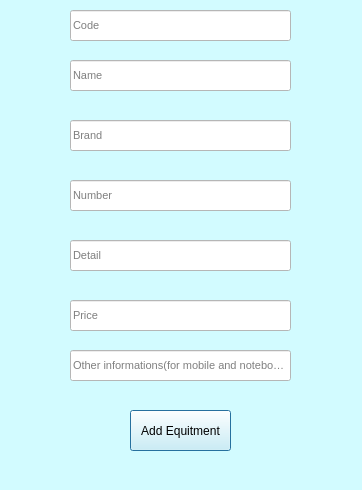
iam-Abol/Digital-Market-Manager-With-UI, file addnewequitment.ui: the form before one commit.
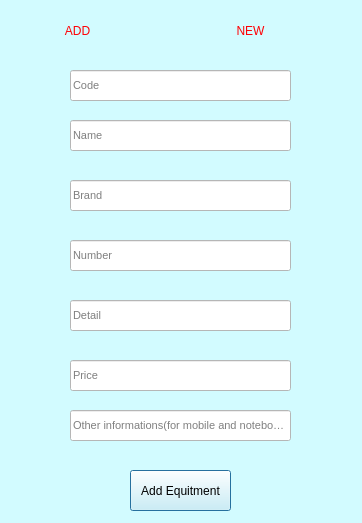
The form after the commit. Icons and pictures are not drawn.

What changed in the file:
```diff
--- a/addnewequitment.ui
+++ b/addnewequitment.ui
@@ -7,7 +7,7 @@
     <x>0</x>
     <y>0</y>
     <width>362</width>
-    <height>490</height>
+    <height>523</height>
    </rect>
   </property>
   <property name="minimumSize">
@@ -16,12 +16,6 @@
     <height>490</height>
    </size>
   </property>
-  <property name="maximumSize">
-   <size>
-    <width>362</width>
-    <height>490</height>
-   </size>
-  </property>
   <property name="windowTitle">
    <string>add new equitment</string>
   </property>
@@ -39,7 +33,7 @@
    <property name="geometry">
     <rect>
      <x>70</x>
-     <y>10</y>
+     <y>70</y>
      <width>221</width>
      <height>31</height>
     </rect>
@@ -66,7 +60,7 @@
    <property name="geometry">
     <rect>
      <x>70</x>
-     <y>60</y>
+     <y>120</y>
      <width>221</width>
      <height>31</height>
     </rect>
@@ -93,7 +87,7 @@
    <property name="geometry">
     <rect>
      <x>70</x>
-     <y>120</y>
+     <y>180</y>
      <width>221</width>
      <height>31</height>
     </rect>
@@ -120,7 +114,7 @@
    <property name="geometry">
     <rect>
      <x>70</x>
-     <y>180</y>
+     <y>240</y>
      <width>221</width>
      <height>31</height>
     </rect>
@@ -147,7 +141,7 @@
    <property name="geometry">
     <rect>
      <x>70</x>
-     <y>240</y>
+     <y>300</y>
      <width>221</width>
      <height>31</height>
     </rect>
@@ -174,7 +168,7 @@
    <property name="geometry">
     <rect>
      <x>70</x>
-     <y>350</y>
+     <y>410</y>
      <width>221</width>
      <height>31</height>
     </rect>
@@ -204,7 +198,7 @@
    <property name="geometry">
     <rect>
      <x>130</x>
-     <y>410</y>
+     <y>470</y>
      <width>101</width>
      <height>41</height>
     </rect>
@@ -220,7 +214,7 @@
    <property name="geometry">
     <rect>
      <x>70</x>
-     <y>300</y>
+     <y>360</y>
      <width>221</width>
      <height>31</height>
     </rect>
@@ -243,6 +237,86 @@
     <string>Price</string>
    </property>
   </widget>
+  <widget class="QPushButton" name="pushButton_2">
+   <property name="geometry">
+    <rect>
+     <x>130</x>
+     <y>2</y>
+     <width>75</width>
+     <height>61</height>
+    </rect>
+   </property>
+   <property name="text">
+    <string/>
+   </property>
+   <property name="icon">
+    <iconset>
+     <normaloff>../../Qt/digitalMarketManagment/download (1).png</normaloff>../../Qt/digitalMarketManagment/download (1).png</iconset>
+   </property>
+   <property name="iconSize">
+    <size>
+     <width>60</width>
+     <height>60</height>
+    </size>
+   </property>
+   <property name="flat">
+    <bool>true</bool>
+   </property>
+  </widget>
+  <widget class="QPushButton" name="pushButton_3">
+   <property name="geometry">
+    <rect>
+     <x>40</x>
+     <y>0</y>
+     <width>75</width>
+     <height>61</height>
+    </rect>
+   </property>
+   <property name="styleSheet">
+    <string notr="true">color: rgb(255, 0, 4);
+background-color: rgb(157, 234, 255);
+font: 14pt &quot;Blacksword&quot;;</string>
+   </property>
+   <property name="text">
+    <string>ADD</string>
+   </property>
+   <property name="iconSize">
+    <size>
+     <width>60</width>
+     <height>60</height>
+    </size>
+   </property>
+   <property name="flat">
+    <bool>true</bool>
+   </property>
+  </widget>
+  <widget class="QPushButton" name="pushButton_4">
+   <property name="geometry">
+    <rect>
+     <x>210</x>
+     <y>0</y>
+     <width>81</width>
+     <height>61</height>
+    </rect>
+   </property>
+   <property name="styleSheet">
+    <string notr="true">color: rgb(255, 0, 4);
+background-color: rgb(157, 234, 255);
+font: 14pt &quot;Blacksword&quot;;</string>
+   </property>
+   <property name="text">
+    <string>NEW</string>
+   </property>
+   <property name="iconSize">
+    <size>
+     <width>60</width>
+     <height>60</height>
+    </size>
+   </property>
+   <property name="flat">
+    <bool>true</bool>
+   </property>
+  </widget>
  </widget>
  <resources/>
  <connections/>
```
